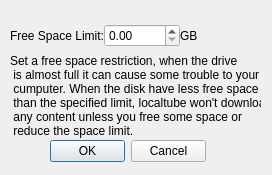
Old version of the form uidiskspace.ui in the repository karlito139/rss_youtube_dl.
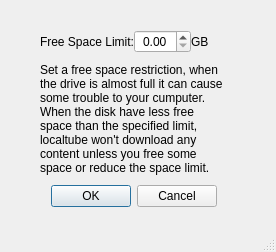
New version of the form.

Commit message: - Change of layout in Diskspace dialog

Diff of the .ui file:
```diff
--- a/uidiskspace.ui
+++ b/uidiskspace.ui
@@ -6,22 +6,35 @@
    <rect>
     <x>0</x>
     <y>0</y>
-    <width>272</width>
-    <height>175</height>
+    <width>276</width>
+    <height>252</height>
    </rect>
   </property>
   <property name="windowTitle">
    <string>Dialog</string>
   </property>
-  <widget class="QWidget" name="gridLayoutWidget">
+  <property name="autoFillBackground">
+   <bool>false</bool>
+  </property>
+  <property name="sizeGripEnabled">
+   <bool>true</bool>
+  </property>
+  <widget class="QWidget" name="gridLayoutWidget_3">
    <property name="geometry">
     <rect>
-     <x>10</x>
-     <y>20</y>
-     <width>246</width>
-     <height>31</height>
+     <x>20</x>
+     <y>10</y>
+     <width>228</width>
+     <height>217</height>
     </rect>
    </property>
+   <layout class="QGridLayout" name="gridLayout_3" rowstretch="0,1,0" columnstretch="0,1,0">
+    <property name="sizeConstraint">
+     <enum>QLayout::SetMaximumSize</enum>
+    </property>
+    <item row="1" column="1">
+     <layout class="QGridLayout" name="gridLayout_2">
+      <item row="0" column="0">
    <layout class="QGridLayout" name="gridLayout">
     <property name="sizeConstraint">
      <enum>QLayout::SetMinimumSize</enum>
@@ -29,51 +42,59 @@
     <property name="horizontalSpacing">
      <number>0</number>
     </property>
-    <item row="0" column="0">
-     <widget class="QLabel" name="FreeSpace">
-      <property name="text">
-       <string>Free Space Limit:</string>
-      </property>
-     </widget>
-    </item>
-    <item row="0" column="1">
-     <widget class="QDoubleSpinBox" name="DiskSpaceLimitBox"/>
-    </item>
-    <item row="0" column="2">
+        <item row="1" column="2">
      <widget class="QLabel" name="Unit">
       <property name="text">
        <string>GB</string>
       </property>
      </widget>
     </item>
-   </layout>
-  </widget>
+        <item row="1" column="1">
+         <widget class="QDoubleSpinBox" name="DiskSpaceLimitBox">
+          <property name="alignment">
+           <set>Qt::AlignCenter</set>
+          </property>
+          <property name="accelerated">
+           <bool>false</bool>
+          </property>
+          <property name="showGroupSeparator" stdset="0">
+           <bool>false</bool>
+          </property>
+         </widget>
+        </item>
+        <item row="1" column="0">
+         <widget class="QLabel" name="FreeSpace">
+          <property name="text">
+           <string>Free Space Limit:</string>
+          </property>
+         </widget>
+        </item>
+        <item row="2" column="0" colspan="3">
   <widget class="QLabel" name="Infos">
-   <property name="geometry">
-    <rect>
-     <x>10</x>
-     <y>50</y>
-     <width>251</width>
-     <height>91</height>
-    </rect>
+          <property name="autoFillBackground">
+           <bool>false</bool>
    </property>
    <property name="text">
     <string>Set a free space restriction, when the drive 
  is almost full it can cause some trouble to your 
  cumputer. When the disk have less free space 
- than the specified limit, localtube won't download 
- any content unless you free some space or 
- reduce the space limit.</string>
-   </property>
-  </widget>
+ than the specified limit, localtube won't download any content unless you free some space or reduce the space limit.</string>
+          </property>
+          <property name="textFormat">
+           <enum>Qt::RichText</enum>
+          </property>
+          <property name="scaledContents">
+           <bool>false</bool>
+          </property>
+          <property name="wordWrap">
+           <bool>true</bool>
+          </property>
+         </widget>
+        </item>
+        <item row="4" column="0" colspan="3">
   <widget class="QDialogButtonBox" name="DiskSpaceButton">
-   <property name="geometry">
-    <rect>
-     <x>50</x>
-     <y>140</y>
-     <width>156</width>
-     <height>23</height>
-    </rect>
+          <property name="autoFillBackground">
+           <bool>false</bool>
    </property>
    <property name="orientation">
     <enum>Qt::Horizontal</enum>
@@ -81,6 +102,68 @@
    <property name="standardButtons">
     <set>QDialogButtonBox::Cancel|QDialogButtonBox::Ok</set>
    </property>
+          <property name="centerButtons">
+           <bool>true</bool>
+          </property>
+         </widget>
+        </item>
+       </layout>
+      </item>
+     </layout>
+    </item>
+    <item row="1" column="0">
+     <spacer name="horizontalSpacer_2">
+      <property name="orientation">
+       <enum>Qt::Horizontal</enum>
+      </property>
+      <property name="sizeHint" stdset="0">
+       <size>
+        <width>20</width>
+        <height>20</height>
+       </size>
+      </property>
+     </spacer>
+    </item>
+    <item row="2" column="1">
+     <spacer name="verticalSpacer_2">
+      <property name="orientation">
+       <enum>Qt::Vertical</enum>
+      </property>
+      <property name="sizeHint" stdset="0">
+       <size>
+        <width>20</width>
+        <height>20</height>
+       </size>
+      </property>
+     </spacer>
+    </item>
+    <item row="1" column="2">
+     <spacer name="horizontalSpacer_3">
+      <property name="orientation">
+       <enum>Qt::Horizontal</enum>
+      </property>
+      <property name="sizeHint" stdset="0">
+       <size>
+        <width>20</width>
+        <height>20</height>
+       </size>
+      </property>
+     </spacer>
+    </item>
+    <item row="0" column="1">
+     <spacer name="verticalSpacer">
+      <property name="orientation">
+       <enum>Qt::Vertical</enum>
+      </property>
+      <property name="sizeHint" stdset="0">
+       <size>
+        <width>20</width>
+        <height>20</height>
+       </size>
+      </property>
+     </spacer>
+    </item>
+   </layout>
   </widget>
  </widget>
  <resources/>
```
Left out of the diff: 2 changed lines with no effect on the pictures. Lines whose indentation alone changed are shown as unchanged.
